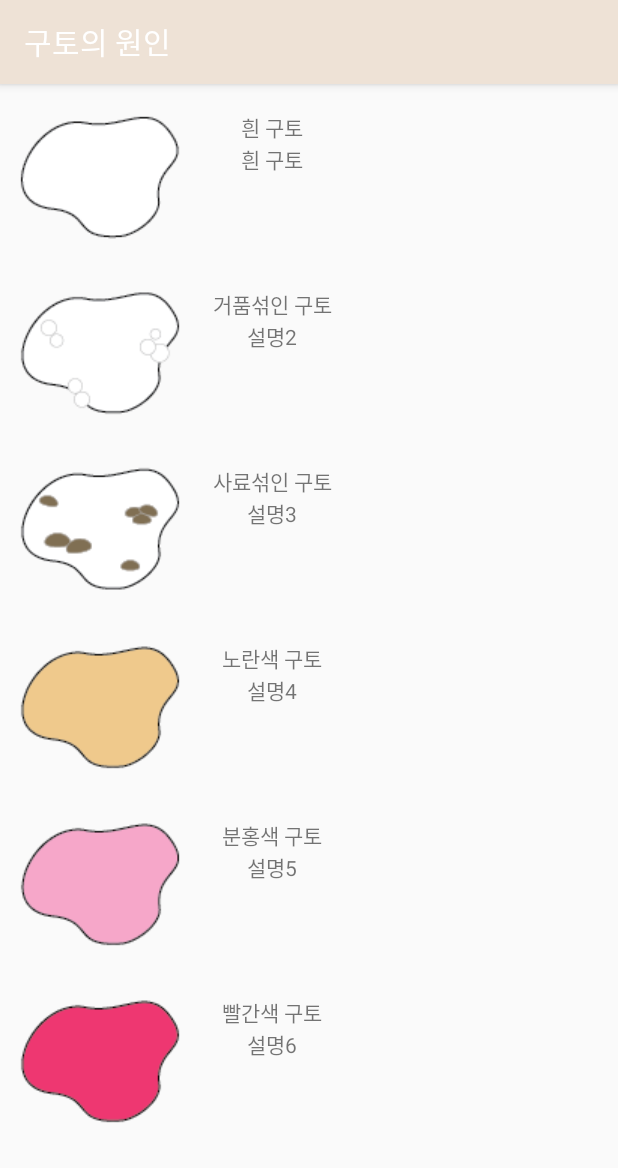
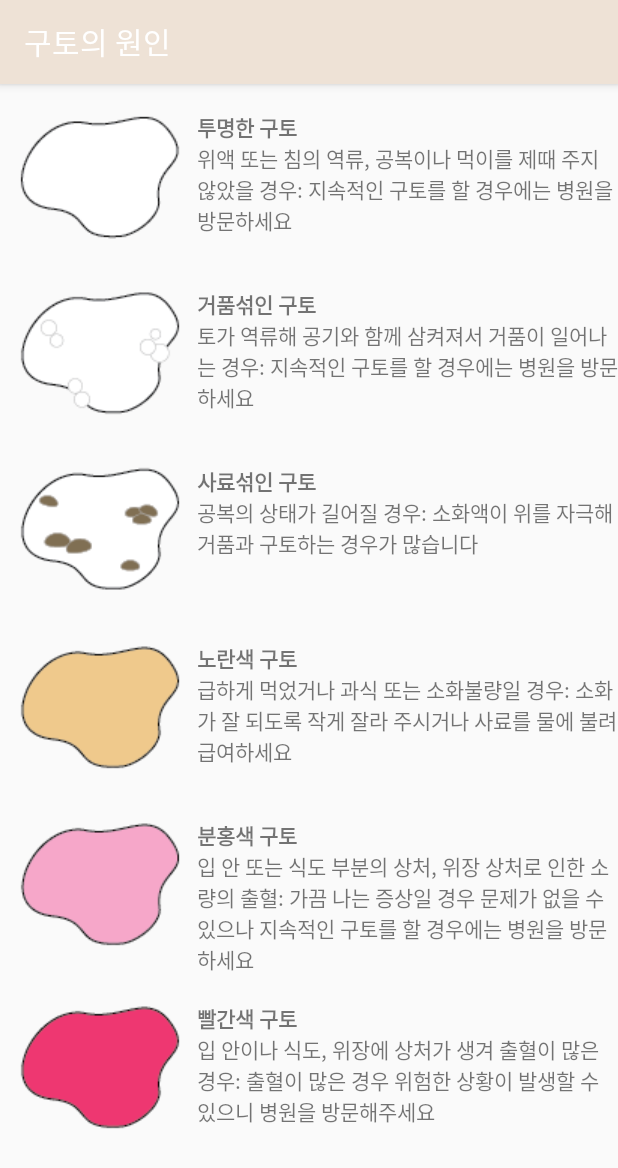
Before and after one commit to YuHyeon-Kim/DogGuideApp, an Android app: the But1Activity screen opened directly, with no data from a screen before it, on a phone screen of 412 x 824 dp. Shown: the top 1168 px of the screen. Run offline under Robolectric (Android 15) with nearby library versions, the light colour scheme and no system bars.

Commit message:
#16 Add Explain of Button

```diff
--- a/app/src/main/res/layout/activity_but1.xml
+++ b/app/src/main/res/layout/activity_but1.xml
@@ -11,14 +11,14 @@
 
         <!-- 흰색 구토 -->
     <LinearLayout
-        android:layout_width="wrap_content"
-        android:layout_height="wrap_content"
+        android:layout_width="match_parent"
+        android:layout_height="match_parent"
         android:orientation="horizontal"
         >
         <ImageView
             android:layout_width="wrap_content"
             android:layout_height="wrap_content"
-            android:layout_weight="1"
+            android:layout_gravity="left"
             android:src="@drawable/t1"
             />
         <LinearLayout
@@ -28,17 +28,16 @@
             >
             <TextView
                 android:id="@+id/text_1"
-                android:layout_width="100dp"
+                android:layout_width="wrap_content"
                 android:layout_height="wrap_content"
                 android:gravity="center"
-                android:text="\n흰 구토"
-                />
+                android:textStyle="bold"
+                android:text="\n투명한 구토" />
             <TextView
                 android:id="@+id/text_1_1"
-                android:layout_width="100dp"
+                android:layout_width="wrap_content"
                 android:layout_height="wrap_content"
-                android:gravity="center"
-                android:text="흰 구토"
+                android:text="위액 또는 침의 역류, 공복이나 먹이를 제때 주지 않았을 경우: 지속적인 구토를 할 경우에는 병원을 방문하세요"
                 />
         </LinearLayout>
     </LinearLayout>
@@ -52,7 +51,7 @@
         <ImageView
             android:layout_width="wrap_content"
             android:layout_height="wrap_content"
-            android:layout_weight="1"
+            android:layout_gravity="left"
             android:src="@drawable/t2"
             />
         <LinearLayout
@@ -62,17 +61,17 @@
             >
             <TextView
                 android:id="@+id/text_2"
-                android:layout_width="100dp"
+                android:layout_width="wrap_content"
                 android:layout_height="wrap_content"
                 android:gravity="center"
+                android:textStyle="bold"
                 android:text="\n거품섞인 구토"
                 />
             <TextView
                 android:id="@+id/text_2_1"
-                android:layout_width="100dp"
+                android:layout_width="wrap_content"
                 android:layout_height="wrap_content"
-                android:gravity="center"
-                android:text="설명2"
+                android:text="토가 역류해 공기와 함께 삼켜져서 거품이 일어나는 경우: 지속적인 구토를 할 경우에는 병원을 방문하세요"
                 />
         </LinearLayout>
     </LinearLayout>
@@ -86,7 +85,7 @@
         <ImageView
             android:layout_width="wrap_content"
             android:layout_height="wrap_content"
-            android:layout_weight="1"
+            android:layout_gravity="left"
             android:src="@drawable/t3"
             />
         <LinearLayout
@@ -96,17 +95,17 @@
             >
             <TextView
                 android:id="@+id/text_3"
-                android:layout_width="100dp"
+                android:layout_width="wrap_content"
                 android:layout_height="wrap_content"
                 android:gravity="center"
+                android:textStyle="bold"
                 android:text="\n사료섞인 구토"
                 />
             <TextView
                 android:id="@+id/text_3_1"
-                android:layout_width="100dp"
+                android:layout_width="wrap_content"
                 android:layout_height="wrap_content"
-                android:gravity="center"
-                android:text="설명3"
+                android:text="공복의 상태가 길어질 경우: 소화액이 위를 자극해 거품과 구토하는 경우가 많습니다"
                 />
         </LinearLayout>
     </LinearLayout>
@@ -120,7 +119,7 @@
         <ImageView
             android:layout_width="wrap_content"
             android:layout_height="wrap_content"
-            android:layout_weight="1"
+            android:layout_gravity="left"
             android:src="@drawable/t4"
             />
         <LinearLayout
@@ -130,17 +129,17 @@
             >
             <TextView
                 android:id="@+id/text_4"
-                android:layout_width="100dp"
+                android:layout_width="wrap_content"
                 android:layout_height="wrap_content"
                 android:gravity="center"
+                android:textStyle="bold"
                 android:text="\n노란색 구토"
                 />
             <TextView
                 android:id="@+id/text_4_1"
-                android:layout_width="100dp"
+                android:layout_width="wrap_content"
                 android:layout_height="wrap_content"
-                android:gravity="center"
-                android:text="설명4"
+                android:text="급하게 먹었거나 과식 또는 소화불량일 경우: 소화가 잘 되도록 작게 잘라 주시거나 사료를 물에 불려 급여하세요"
                 />
         </LinearLayout>
     </LinearLayout>
@@ -154,7 +153,7 @@
         <ImageView
             android:layout_width="wrap_content"
             android:layout_height="wrap_content"
-            android:layout_weight="1"
+            android:layout_gravity="left"
             android:src="@drawable/t5"
             />
         <LinearLayout
@@ -164,17 +163,17 @@
             >
             <TextView
                 android:id="@+id/text_5"
-                android:layout_width="100dp"
+                android:layout_width="wrap_content"
                 android:layout_height="wrap_content"
                 android:gravity="center"
+                android:textStyle="bold"
                 android:text="\n분홍색 구토"
                 />
             <TextView
                 android:id="@+id/text_5_1"
-                android:layout_width="100dp"
+                android:layout_width="wrap_content"
                 android:layout_height="wrap_content"
-                android:gravity="center"
-                android:text="설명5"
+                android:text="입 안 또는 식도 부분의 상처, 위장 상처로 인한 소량의 출혈: 가끔 나는 증상일 경우 문제가 없을 수 있으나 지속적인 구토를 할 경우에는 병원을 방문하세요"
                 />
         </LinearLayout>
     </LinearLayout>
@@ -188,7 +187,7 @@
         <ImageView
             android:layout_width="wrap_content"
             android:layout_height="wrap_content"
-            android:layout_weight="1"
+            android:layout_gravity="left"
             android:src="@drawable/t6"
             />
         <LinearLayout
@@ -198,17 +197,17 @@
             >
             <TextView
                 android:id="@+id/text_6"
-                android:layout_width="100dp"
+                android:layout_width="wrap_content"
                 android:layout_height="wrap_content"
                 android:gravity="center"
+                android:textStyle="bold"
                 android:text="\n빨간색 구토"
                 />
             <TextView
                 android:id="@+id/text_6_1"
-                android:layout_width="100dp"
+                android:layout_width="wrap_content"
                 android:layout_height="wrap_content"
-                android:gravity="center"
-                android:text="설명6"
+                android:text="입 안이나 식도, 위장에 상처가 생겨 출혈이 많은 경우: 출혈이 많은 경우 위험한 상황이 발생할 수 있으니 병원을 방문해주세요"
                 />
         </LinearLayout>
     </LinearLayout>
```
